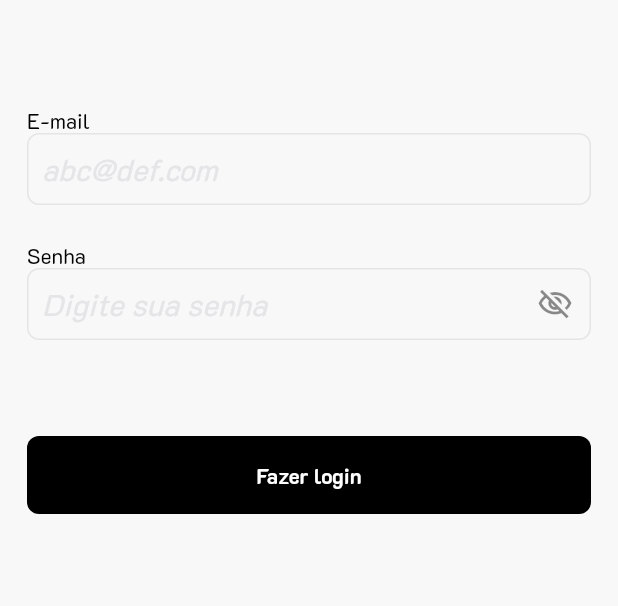
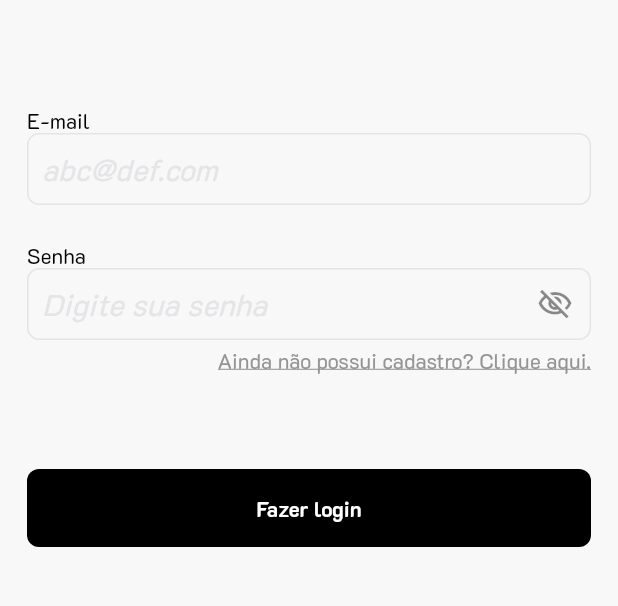
Before and after one commit to taina-silva/nutrilog, a Flutter app: the screen it shows after launch, on a phone screen of 412 x 824 dp, the part 479-1085 px from its top. Run offline on Flutter 3.47's test engine with Material 3 defaults, Android fonts, the phone set to English and light mode, and no system bars; our stand-ins replace cloud_firestore, device_preview, email_validator, equatable, firebase_auth, firebase_core and 8 more; accounts and stored records are empty; generated files the repository leaves out were written again.

Commit message:
ending flow to signin, signup and signout user - tests should be done yet

```diff
--- a/lib/app/core/components/text/auto_size_text.dart
+++ b/lib/app/core/components/text/auto_size_text.dart
@@ -13,6 +13,7 @@ class AdaptiveText extends StatelessWidget {
   final int? maxLines;
   final TextAlign textAlign;
   final TextOverflow textOverflow;
+  final TextDecoration textDecoration;
   final FontStyle? fontStyle;
 
   const AdaptiveText({
@@ -24,6 +25,7 @@ class AdaptiveText extends StatelessWidget {
     this.maxLines,
     this.textAlign = TextAlign.start,
     this.textOverflow = TextOverflow.visible,
+    this.textDecoration = TextDecoration.none,
     this.fontStyle,
   });
 
@@ -60,7 +62,12 @@ class AdaptiveText extends StatelessWidget {
       textScaleFactor: getTextScaleFactor(),
       maxLines: maxLines ?? getMaxLines(),
       textAlign: textAlign,
-      style: TextStyle(fontWeight: fWeight, color: color, fontStyle: fontStyle),
+      style: TextStyle(
+        fontWeight: fWeight,
+        color: color,
+        fontStyle: fontStyle,
+        decoration: textDecoration,
+      ),
       softWrap: true,
       overflow: textOverflow,
     );
--- a/lib/app/modules/access/infra/datasources/auth_datasource.dart
+++ b/lib/app/core/infra/datasources/auth_datasource.dart
@@ -1,6 +1,6 @@
 import 'package:firebase_auth/firebase_auth.dart';
 import 'package:nutrilog/app/core/errors/exceptions.dart';
-import 'package:nutrilog/app/modules/access/infra/models/auth_payload_model.dart';
+import 'package:nutrilog/app/core/infra/models/auth_payload_model.dart';
 
 abstract class AuthDatasource {
   Future<void> signup(AuthPayloadModel payload);
--- a/lib/app/modules/access/infra/repositories/auth_repository.dart
+++ b/lib/app/core/infra/repositories/auth_repository.dart
@@ -2,8 +2,8 @@ import 'package:fpdart/fpdart.dart';
 import 'package:nutrilog/app/core/errors/exceptions.dart';
 import 'package:nutrilog/app/core/errors/failures.dart';
 import 'package:nutrilog/app/core/services/logger/logger_service.dart';
-import 'package:nutrilog/app/modules/access/infra/datasources/auth_datasource.dart';
-import 'package:nutrilog/app/modules/access/infra/models/auth_payload_model.dart';
+import 'package:nutrilog/app/core/infra/datasources/auth_datasource.dart';
+import 'package:nutrilog/app/core/infra/models/auth_payload_model.dart';
 
 abstract class AuthRepository {
   Future<Either<Failure, Unit>> signup(AuthPayloadModel payload);
--- /dev/null
+++ b/lib/app/core/stores/states/auth_states.dart
@@ -0,0 +1,49 @@
+import 'package:equatable/equatable.dart';
+
+abstract class SignupState extends Equatable {
+  @override
+  List<Object?> get props => [];
+}
+
+class SignupInitialState extends SignupState {}
+
+class SignupLoadingState extends SignupState {}
+
+class SignupSuccessState extends SignupState {}
+
+class SignupErrorState extends SignupState {
+  final String message;
+  SignupErrorState(this.message);
+}
+
+abstract class SigninState extends Equatable {
+  @override
+  List<Object?> get props => [];
+}
+
+class SigninInitialState extends SigninState {}
+
+class SigninLoadingState extends SigninState {}
+
+class SigninSuccessState extends SigninState {}
+
+class SigninErrorState extends SigninState {
+  final String message;
+  SigninErrorState(this.message);
+}
+
+abstract class SignoutState extends Equatable {
+  @override
+  List<Object?> get props => [];
+}
+
+class SignoutInitialState extends SignoutState {}
+
+class SignoutLoadingState extends SignoutState {}
+
+class SignoutSuccessState extends SignoutState {}
+
+class SignoutErrorState extends SignoutState {
+  final String message;
+  SignoutErrorState(this.message);
+}
--- a/lib/app/modules/access/presentation/pages/login_page.dart
+++ b/lib/app/modules/access/presentation/pages/signin_page.dart
@@ -7,20 +7,21 @@ import 'package:nutrilog/app/core/components/fields/common_field.dart';
 import 'package:nutrilog/app/core/components/structure/custom_scaffold.dart';
 import 'package:nutrilog/app/core/components/text/auto_size_text.dart';
 import 'package:nutrilog/app/core/components/toasts/toasts.dart';
+import 'package:nutrilog/app/core/infra/models/auth_payload_model.dart';
+import 'package:nutrilog/app/core/stores/auth_store.dart';
+import 'package:nutrilog/app/core/stores/states/auth_states.dart';
 import 'package:nutrilog/app/core/utils/constants.dart';
+import 'package:nutrilog/app/core/utils/custom_colors.dart';
 import 'package:nutrilog/app/core/utils/validators.dart';
-import 'package:nutrilog/app/modules/access/infra/models/auth_payload_model.dart';
-import 'package:nutrilog/app/modules/access/presentation/stores/auth_store.dart';
-import 'package:nutrilog/app/modules/access/presentation/stores/states/auth_states.dart';
 
-class LoginPage extends StatefulWidget {
-  const LoginPage({super.key});
+class SigninPage extends StatefulWidget {
+  const SigninPage({super.key});
 
   @override
-  State<LoginPage> createState() => _LoginPageState();
+  State<SigninPage> createState() => _SigninPageState();
 }
 
-class _LoginPageState extends State<LoginPage> {
+class _SigninPageState extends State<SigninPage> {
   final authStore = Modular.get<AuthStore>();
 
   final emailTextController = TextEditingController();
@@ -35,10 +36,10 @@ class _LoginPageState extends State<LoginPage> {
     super.initState();
 
     reactions = [
-      reaction((_) => authStore.loginState, (LoginState state) async {
-        if (state is LoginErrorState) {
+      reaction((_) => authStore.signinState, (SigninState state) async {
+        if (state is SigninErrorState) {
           errorToast(context, state.message);
-        } else if (state is LoginSuccessState) {
+        } else if (state is SigninSuccessState) {
           Modular.to.navigate('/entry/home/');
         }
       }),
@@ -83,10 +84,25 @@ class _LoginPageState extends State<LoginPage> {
                               : Icons.visibility_outlined),
                         ),
                       ),
+                      const SizedBox(height: 4),
+                      Row(
+                        mainAxisAlignment: MainAxisAlignment.end,
+                        children: [
+                          GestureDetector(
+                            onTap: () => Modular.to.pushNamed('signup'),
+                            child: const AdaptiveText(
+                              text: 'Ainda não possui cadastro? Clique aqui.',
+                              textType: TextType.nano,
+                              textDecoration: TextDecoration.underline,
+                              color: CColors.neutral600,
+                            ),
+                          ),
+                        ],
+                      ),
                       const SizedBox(height: 64),
                       CustomButton.primaryNeutroMedium(ButtonParameters(
                         text: 'Fazer login',
-                        isLoading: authStore.loginState is LoginLoadingState,
+                        isLoading: authStore.signinState is SigninLoadingState,
                         onTap: () {
                           if (formKey.currentState?.validate() ?? false) {
                             authStore.signin(
--- a/lib/app/modules/access/presentation/stores/states/auth_states.dart
+++ /dev/null
@@ -1,33 +0,0 @@
-import 'package:equatable/equatable.dart';
-
-abstract class LoginState extends Equatable {
-  @override
-  List<Object?> get props => [];
-}
-
-class LoginInitialState extends LoginState {}
-
-class LoginLoadingState extends LoginState {}
-
-class LoginSuccessState extends LoginState {}
-
-class LoginErrorState extends LoginState {
-  final String message;
-  LoginErrorState(this.message);
-}
-
-abstract class SignupState extends Equatable {
-  @override
-  List<Object?> get props => [];
-}
-
-class SignupInitialState extends SignupState {}
-
-class SignupLoadingState extends SignupState {}
-
-class SignupSuccessState extends SignupState {}
-
-class SignupErrorState extends SignupState {
-  final String message;
-  SignupErrorState(this.message);
-}
```
Also changed, not shown: lib/app/app_module.dart (+8 -0 lines), lib/app/core/stores/auth_store.dart (renamed from lib/app/modules/access/presentation/stores/auth_store.dart, +13 -10 lines), lib/app/modules/access/access_module.dart (+9 -10 lines), lib/app/modules/access/presentation/pages/signup_page.dart (added, +150 -0 lines), lib/app/modules/home/presentation/pages/home_page.dart (+30 -1 lines), lib/app/core/infra/models/auth_payload_model.dart (renamed from lib/app/modules/access/infra/models/auth_payload_model.dart), lib/app/core/stores/auth_store.g.dart, 1 other file.
